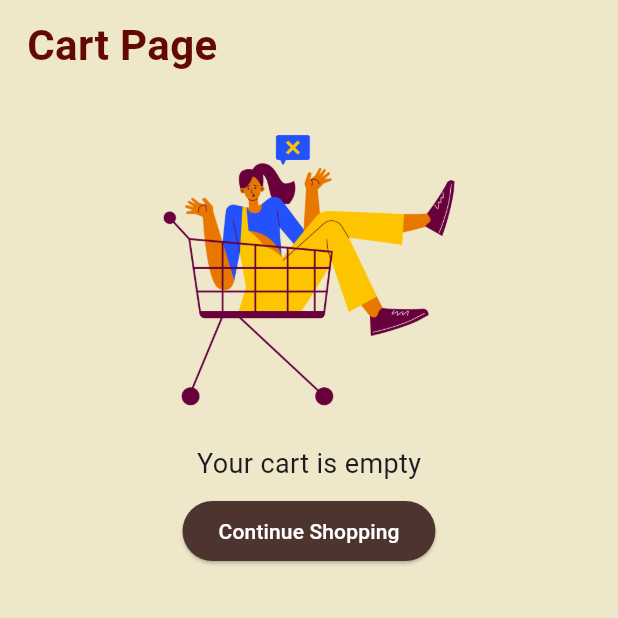
After one commit to Hemashree21/Ahana, a Flutter app: the CartPage screen opened directly, on a phone screen of 412 x 824 dp, the top half of it. The commit adds this screen. Run offline on Flutter 3.47's test engine with Material 3 defaults, Android fonts, the phone set to English and light mode, and no system bars; our stand-ins replace firebase_auth, firebase_core, flutter_dotenv, google_fonts, google_sign_in, hive and 2 more; accounts and stored records are empty.

Commit message:
Added Cart Functionality

```diff
--- a/lib/components/basePage.dart
+++ b/lib/components/basePage.dart
@@ -51,7 +51,12 @@ class _BasePageState extends State<BasePage> {
         actions: [
           Padding(
             padding: EdgeInsets.only(right: 16),
-            child: Icon(Icons.shopping_cart, color: Color(0xFF630A00)),
+            child: GestureDetector(
+              onTap: () {
+                Navigator.pushNamed(context, '/cart');
+              },
+              child: Icon(Icons.shopping_cart, color: Color(0xFF630A00)),
+            ),
           ),
         ],
       ),
--- a/lib/main.dart
+++ b/lib/main.dart
@@ -1,6 +1,8 @@
 import 'package:ahana/authentication/auth_page.dart';
 import 'package:ahana/components/basePage.dart';
 import 'package:ahana/pages/articles.dart';
+import 'package:ahana/pages/cart.dart';
+import 'package:ahana/pages/cartService.dart';
 import 'package:ahana/pages/consultDoctor.dart';
 import 'package:ahana/pages/home.dart';
 import 'package:ahana/pages/productDetails.dart';
@@ -18,6 +20,9 @@ void main() async {
   await Firebase.initializeApp(
     options: DefaultFirebaseOptions.currentPlatform,
   );
+
+  await CartService.init();
+
   runApp(const MyApp());
 }
 class MyApp extends StatelessWidget {
@@ -44,7 +49,11 @@ class MyApp extends StatelessWidget {
         '/consultation': (context) => BasePage(
             activeSection: 'consultation',
             body: AppointmentPage()
-        )
+        ),
+        '/cart': (context) => BasePage(
+            activeSection: 'shopping',
+            body: CartPage(),
+        ),
         // Add other routes here as needed
       },
     );
--- /dev/null
+++ b/lib/pages/cart.dart
@@ -0,0 +1,306 @@
+import 'package:ahana/pages/cartService.dart';
+import 'package:flutter/material.dart';
+
+class CartPage extends StatefulWidget {
+  @override
+  _CartPageState createState() => _CartPageState();
+}
+
+class _CartPageState extends State<CartPage> {
+  final CartService _cartService = CartService();
+
+  @override
+  void initState() {
+    super.initState();
+    _loadCart();
+  }
+
+  Future<void> _loadCart() async {
+    await _cartService.loadCart();
+    setState(() {});
+  }
+
+  String getDeliveryDate() {
+    DateTime now = DateTime.now();
+    DateTime deliveryDate = now.add(Duration(days: 2));
+    return "${deliveryDate.day}-${deliveryDate.month}-${deliveryDate.year}";
+  }
+
+  @override
+  Widget build(BuildContext context) {
+    return Scaffold(
+      body: SingleChildScrollView(
+        child: Column(
+          crossAxisAlignment: CrossAxisAlignment.start,
+          children: [
+            Padding(
+              padding: EdgeInsets.symmetric(horizontal: 18, vertical: 10),
+              child: Text(
+                "Cart Page",
+                style: TextStyle(
+                  fontSize: 28,
+                  fontWeight: FontWeight.bold,
+                  color: Color(0xFF630A00),
+                ),
+              ),
+            ),
+            if (_cartService.items.isEmpty)
+              Center(
+                child: Padding(
+                  padding: const EdgeInsets.all(20.0),
+                  child: Column(
+                    mainAxisAlignment: MainAxisAlignment.center,
+                    children: [
+                      Image.asset('lib/assets/empty_cart.png', height: 200,),
+                      SizedBox(height: 16),
+                      Text(
+                        "Your cart is empty",
+                        style: TextStyle(fontSize: 18),
+                      ),
+                      SizedBox(height: 8),
+                      ElevatedButton(
+                        onPressed: () {
+                          Navigator.pop(context); // Return to previous screen
+                        },
+                        style: ElevatedButton.styleFrom(
+                          backgroundColor: Colors.brown[800],
+                        ),
+                        child: Text("Continue Shopping", style: TextStyle(color: Colors.white)),
+                      ),
+                    ],
+                  ),
+                ),
+              )
+            else
+              Column(
+                children: [
+                  ..._cartService.items.map((item) => CartItemWidget(
+                    item: item,
+                    onQuantityChanged: (newQuantity) async {
+                      await _cartService.updateQuantity(item.title, newQuantity);
+                      setState(() {});
+                    },
+                    onDelete: () async {
+                      await _cartService.removeItem(item.title);
+                      setState(() {});
+                    },
+                  )).toList(),
+
+                  Divider(color: Color(0xFF630A00)),
+
+                  // Order Summary
+                  Padding(
+                    padding: const EdgeInsets.all(16.0),
+                    child: Column(
+                      crossAxisAlignment: CrossAxisAlignment.start,
+                      children: [
+                        Text(
+                          "Order Summary",
+                          style: TextStyle(
+                            fontSize: 18,
+                            fontWeight: FontWeight.bold,
+                          ),
+                        ),
+                        SizedBox(height: 16),
+                        Row(
+                          mainAxisAlignment: MainAxisAlignment.spaceBetween,
+                          children: [
+                            Text("Subtotal"),
+                            Text("₹${_cartService.total}"),
+                          ],
+                        ),
+                        SizedBox(height: 8),
+                        Row(
+                          mainAxisAlignment: MainAxisAlignment.spaceBetween,
+                          children: [
+                            Text("Delivery Fee"),
+                            Text("Free", style: TextStyle(color: Colors.green)),
+                          ],
+                        ),
+                        Divider(color: Color(0xFF630A00),),
+                        Row(
+                          mainAxisAlignment: MainAxisAlignment.spaceBetween,
+                          children: [
+                            Text(
+                              "Total",
+                              style: TextStyle(fontWeight: FontWeight.bold),
+                            ),
+                            Text(
+                              "₹${_cartService.total}",
+                              style: TextStyle(fontWeight: FontWeight.bold),
+                            ),
+                          ],
+                        ),
+                      ],
+                    ),
+                  ),
+
+                  // Expected Delivery
+                  Padding(
+                    padding: const EdgeInsets.all(16.0),
+                    child: Text(
+                      "Expected Delivery: ${getDeliveryDate()}",
+                      style: TextStyle(
+                        color: Colors.green,
+                        fontWeight: FontWeight.w500,
+                      ),
+                    ),
+                  ),
+
+                  // Checkout Button
+                  Padding(
+                    padding: const EdgeInsets.all(16.0),
+                    child: ElevatedButton(
+                      onPressed: () {
+                        // Implement checkout logic
+                      },
+                      style: ElevatedButton.styleFrom(
+                        backgroundColor: Colors.brown[800],
+                        minimumSize: Size(double.infinity, 50),
+                        shape: RoundedRectangleBorder(
+                          borderRadius: BorderRadius.circular(8),
+                        ),
+                      ),
+                      child: Text(
+                        "Proceed to Checkout",
+                        style: TextStyle(
+                          fontSize: 16,
+                          color: Colors.white,
+                          fontWeight: FontWeight.bold,
+                        ),
+                      ),
+                    ),
+                  ),
+                ],
+              ),
+          ],
+        ),
+      ),
+    );
+  }
+}
+
+class CartItemWidget extends StatelessWidget {
+  final CartProduct item;
+  final Function(int) onQuantityChanged;
+  final VoidCallback onDelete;
+
+  const CartItemWidget({
+    Key? key,
+    required this.item,
+    required this.onQuantityChanged,
+    required this.onDelete,
+  }) : super(key: key);
+
+  @override
+  Widget build(BuildContext context) {
+    return Card(
+      margin: EdgeInsets.symmetric(horizontal: 16, vertical: 8),
+      elevation: 2,
+      child: Padding(
+        padding: EdgeInsets.all(12),
+        child: Row(
+          children: [
+            // Product Image
+            ClipRRect(
+              borderRadius: BorderRadius.circular(8),
+              child: Image.asset(
+                item.imagePath,
+                width: 80,
+                height: 80,
+                fit: BoxFit.cover,
+              ),
+            ),
+            SizedBox(width: 16),
+
+            // Product Details
+            Expanded(
+              child: Column(
+                crossAxisAlignment: CrossAxisAlignment.start,
+                children: [
+                  Text(
+                    item.title,
+                    style: TextStyle(
+                      fontSize: 16,
+                      fontWeight: FontWeight.bold,
+                    ),
+                  ),
+                  SizedBox(height: 4),
+                  Text(
+                    "₹${item.price} per ${item.quantityLabel}",
+                    style: TextStyle(
+                      fontSize: 14,
+                      color: Colors.grey[600],
+                    ),
+                  ),
+                  SizedBox(height: 8),
+
+                  // Quantity Controls
+                  Row(
+                    children: [
+                      _buildQuantityButton(
+                        Icons.remove,
+                            () {
+                          if (item.quantity > 1) {
+                            onQuantityChanged(item.quantity - 1);
+                          }
+                        },
+                      ),
+                      SizedBox(width: 16),
+                      Text(
+                        "${item.quantity}",
+                        style: TextStyle(fontSize: 16),
+                      ),
+                      SizedBox(width: 16),
+                      _buildQuantityButton(
+                        Icons.add,
+                            () => onQuantityChanged(item.quantity + 1),
+                      ),
+                    ],
+                  ),
+                ],
+              ),
+            ),
+
+            // Price and Delete
+            Column(
+              crossAxisAlignment: CrossAxisAlignment.end,
+              children: [
+                IconButton(
+                  icon: Icon(Icons.delete_outline),
+                  color: Colors.red[400],
+                  onPressed: onDelete,
+                ),
+                Text(
+                  "₹${item.price * item.quantity}",
+                  style: TextStyle(
+                    fontSize: 16,
+                    fontWeight: FontWeight.bold,
+                  ),
+                ),
+              ],
+            ),
+          ],
+        ),
+      ),
+    );
+  }
+
+  Widget _buildQuantityButton(IconData icon, VoidCallback onPressed) {
+    return InkWell(
+      onTap: onPressed,
+      child: Container(
+        padding: EdgeInsets.all(4),
+        decoration: BoxDecoration(
+          color: Colors.brown[800],
+          borderRadius: BorderRadius.circular(4),
+        ),
+        child: Icon(
+          icon,
+          size: 16,
+          color: Colors.white,
+        ),
+      ),
+    );
+  }
+}
--- /dev/null
+++ b/lib/pages/cartService.dart
@@ -0,0 +1,125 @@
+import 'package:hive/hive.dart';
+import 'package:hive_flutter/hive_flutter.dart';
+
+@HiveType(typeId: 0)
+class CartProduct extends HiveObject {
+  @HiveField(0)
+  final String imagePath;
+
+  @HiveField(1)
+  final String title;
+
+  @HiveField(2)
+  final String quantityLabel;
+
+  @HiveField(3)
+  final int price;
+
+  @HiveField(4)
+  int quantity;
+
+  CartProduct({
+    required this.imagePath,
+    required this.title,
+    required this.quantityLabel,
+    required this.price,
+    required this.quantity,
+  });
+}
+
+class CartService {
+  static const String _boxName = 'cart';
+  late Box<CartProduct> _cartBox;
+  List<CartProduct> _items = [];
+
+  List<CartProduct> get items => _items;
+
+  // Initialize Hive and open the box
+  static Future<void> init() async {
+    await Hive.initFlutter();
+    Hive.registerAdapter(CartProductAdapter());
+    await Hive.openBox<CartProduct>(_boxName);
+  }
+
+  Future<void> loadCart() async {
+    _cartBox = await Hive.openBox<CartProduct>(_boxName);
+    _items = _cartBox.values.toList();
+  }
+
+  Future<void> addItem(CartProduct item) async {
+    try {
+      final existingItemIndex = _items.indexWhere((i) => i.title == item.title);
+
+      if (existingItemIndex != -1) {
+        _items[existingItemIndex].quantity += item.quantity;
+        await _cartBox.put(item.title, _items[existingItemIndex]);
+      } else {
+        await _cartBox.put(item.title, item);
+        _items.add(item);
+      }
+    } catch (e) {
+      print('Error adding item to cart: $e');
+      rethrow;
+    }
+  }
+
+  Future<void> removeItem(String title) async {
+    try {
+      await _cartBox.delete(title);
+      _items.removeWhere((item) => item.title == title);
+    } catch (e) {
+      print('Error removing item from cart: $e');
+      rethrow;
+    }
+  }
+
+  Future<void> updateQuantity(String title, int quantity) async {
+    try {
+      final item = _items.firstWhere((item) => item.title == title);
+      item.quantity = quantity;
+      await _cartBox.put(title, item);
+    } catch (e) {
+      print('Error updating quantity: $e');
+      rethrow;
+    }
+  }
+
+  double get total => _items.fold(0, (sum, item) => sum + (item.price * item.quantity));
+
+  Future<void> clearCart() async {
+    try {
+      await _cartBox.clear();
+      _items.clear();
+    } catch (e) {
+      print('Error clearing cart: $e');
+      rethrow;
+    }
+  }
+}
+
+// Generate this class using build_runner
+@HiveType(typeId: 0)
+class CartProductAdapter extends TypeAdapter<CartProduct> {
+  @override
+  final typeId = 0;
+
+  @override
+  CartProduct read(BinaryReader reader) {
+    return CartProduct(
+      imagePath: reader.read(),
+      title: reader.read(),
+      quantityLabel: reader.read(),
+      price: reader.read(),
+      quantity: reader.read(),
+    );
+  }
+
+  @override
+  void write(BinaryWriter writer, CartProduct obj) {
+    writer.write(obj.imagePath);
+    writer.write(obj.title);
+    writer.write(obj.quantityLabel);
+    writer.write(obj.price);
+    writer.write(obj.quantity);
+  }
+}
--- a/lib/pages/home.dart
+++ b/lib/pages/home.dart
@@ -129,9 +129,9 @@ class _HomePageState extends State<HomePage> {
                 );
               },
               child: _articleCard(
-                image: 'lib/assets/art.png',
-                title: '5 things everyone should know about menstruation',
-                author: 'Maria Cohut, Ph.D.',
+                image: 'lib/assets/image3.jpeg',
+                title: "Top 6 Remedies for Teens",
+                author: 'Dr. Lisa White',
               ),
             ),
           ],
```
Also changed, not shown: lib/pages/productDetails.dart (+39 -2 lines), pubspec.yaml (+7 -0 lines), lib/assets/empty_cart.png (added), pubspec.lock, 2 other files.
